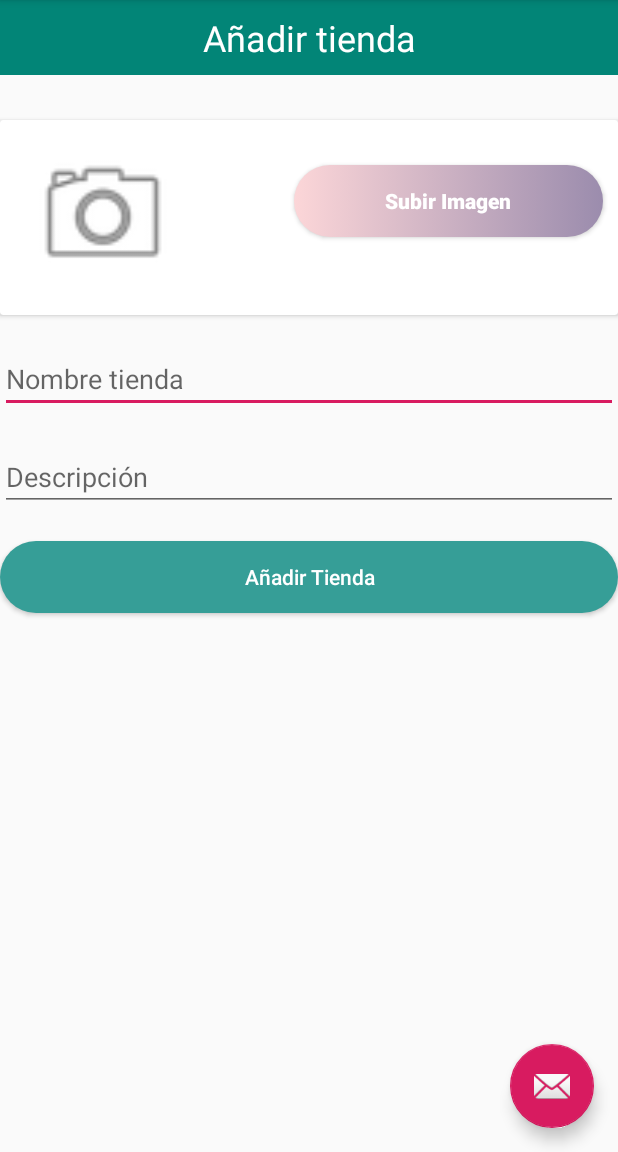
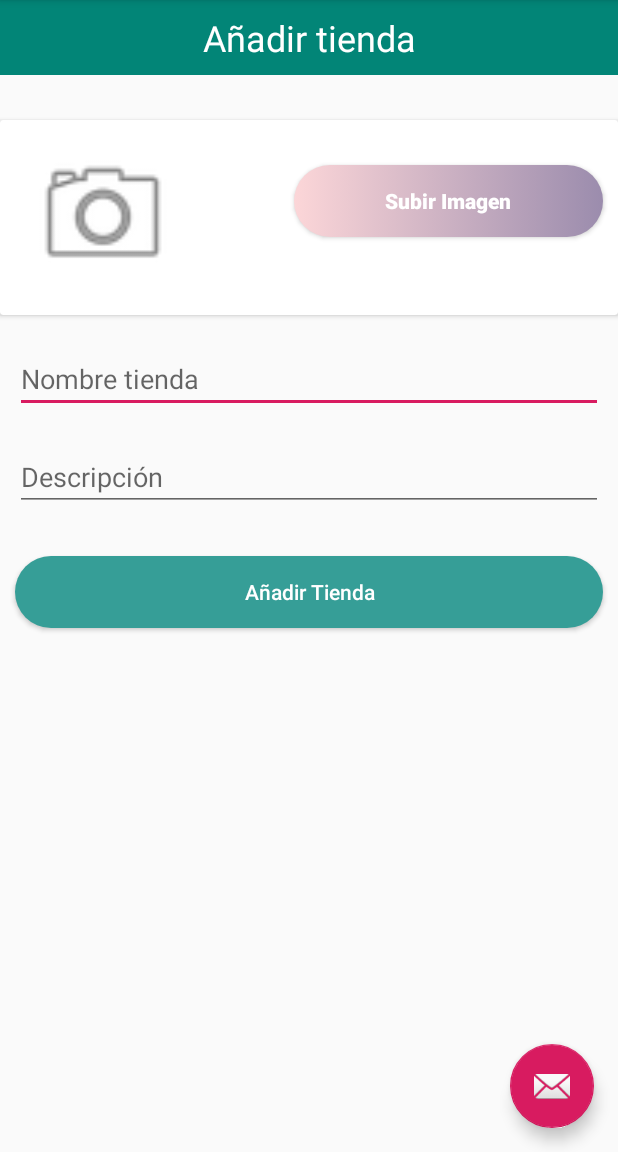
Before and after one commit to ecreyes/CCompra, an Android app: the screen it shows after launch (NavigationDrawer), in the side drawer, after a tap on "Agregar Tienda", on a phone screen of 412 x 824 dp, the part 84-1236 px from its top. Run offline under Robolectric (Android 15) with nearby library versions, the phone set to English and light mode, and no system bars; our stand-ins replace Firebase (no records; nobody signed in at launch, a user with empty details on screens opened directly); pictures from the network do not load.

Commit message:
cambios tamaño

```diff
--- a/app/src/main/res/layout/app_bar_navigation_drawer.xml
+++ b/app/src/main/res/layout/app_bar_navigation_drawer.xml
@@ -20,7 +20,10 @@
 
     </android.support.design.widget.AppBarLayout>
 
-    <include layout="@layout/content_navigation_drawer" />
+    <include
+        layout="@layout/content_navigation_drawer"
+        app:layout_anchor="@+id/fab"
+        app:layout_anchorGravity="right|center" />
 
     <android.support.design.widget.FloatingActionButton
         android:id="@+id/fab"
--- a/app/src/main/res/layout/fragment_agregar_tienda.xml
+++ b/app/src/main/res/layout/fragment_agregar_tienda.xml
@@ -60,7 +60,9 @@
             android:id="@+id/nombreTienda"
             android:layout_width="match_parent"
             android:layout_height="wrap_content"
+            android:layout_marginLeft="10dp"
             android:layout_marginTop="20dp"
+            android:layout_marginRight="10dp"
             android:layout_marginBottom="20dp"
             android:hint="@string/nombre_tienda" />
 
@@ -72,6 +74,8 @@
                 android:id="@+id/descripcionTienda"
                 android:layout_width="match_parent"
                 android:layout_height="wrap_content"
+                android:layout_marginLeft="10dp"
+                android:layout_marginRight="10dp"
                 android:layout_marginBottom="20dp"
                 android:hint="Descripción"
                 android:inputType="" />
@@ -81,6 +85,7 @@
             android:id="@+id/btnTienda"
             android:layout_width="match_parent"
             android:layout_height="wrap_content"
+            android:layout_margin="10dp"
             android:background="@drawable/button_selector"
             android:text="Añadir Tienda"
             android:textAllCaps="false"
--- a/app/src/main/res/layout/fragment_categoria.xml
+++ b/app/src/main/res/layout/fragment_categoria.xml
@@ -32,7 +32,9 @@
                 android:id="@+id/et_categoria"
                 android:layout_width="354dp"
                 android:layout_height="wrap_content"
+                android:layout_marginLeft="10dp"
                 android:layout_marginTop="20dp"
+                android:layout_marginRight="10dp"
                 android:layout_marginBottom="30dp"
                 android:layout_weight="1"
                 android:hint="Nombre Categoría" />
@@ -43,6 +45,7 @@
             android:id="@+id/btn_categoria"
             android:layout_width="match_parent"
             android:layout_height="wrap_content"
+            android:layout_margin="10dp"
             android:background="@drawable/button_selector"
             android:text="Añadir Categoría"
             android:textAllCaps="false"
```
